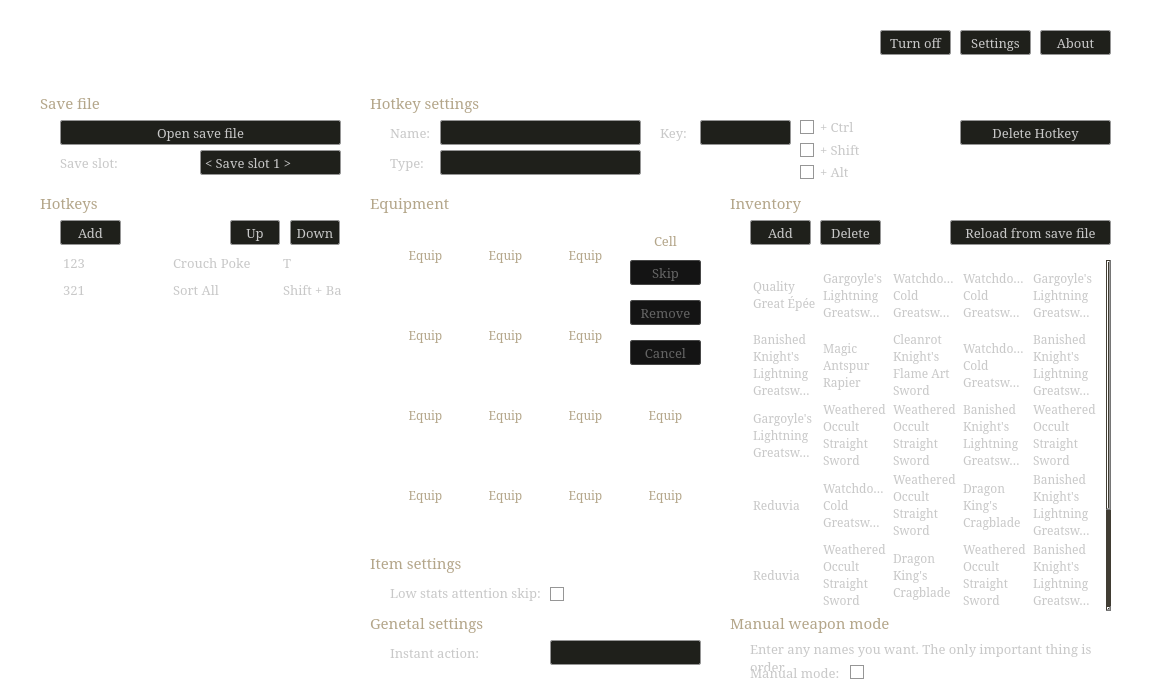
This is src/mainWindow.ui in a-burlakov/melinas-fingers as Qt 5 draws it before an edit. The edited form follows.
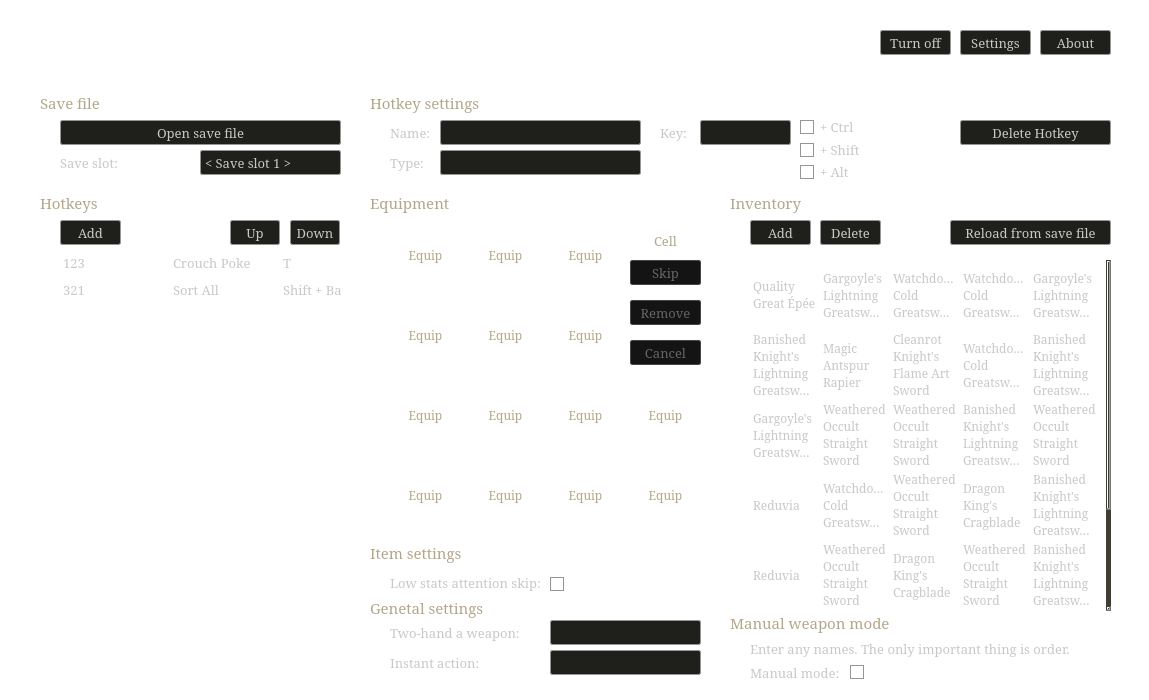
This is the edited form. The open tabs and pages were chosen to show the change. Icons and pictures are not drawn.

What changed in the file:
```diff
--- a/src/mainWindow.ui
+++ b/src/mainWindow.ui
@@ -1408,7 +1408,7 @@
       <property name="geometry">
        <rect>
         <x>180</x>
-        <y>450</y>
+        <y>460</y>
         <width>151</width>
         <height>25</height>
        </rect>
@@ -1457,7 +1457,7 @@
       <property name="geometry">
        <rect>
         <x>20</x>
-        <y>450</y>
+        <y>460</y>
         <width>161</width>
         <height>25</height>
        </rect>
@@ -1479,7 +1479,7 @@
       <property name="geometry">
        <rect>
         <x>0</x>
-        <y>420</y>
+        <y>405</y>
         <width>241</width>
         <height>25</height>
        </rect>
@@ -1525,7 +1525,7 @@
        <string notr="true"/>
       </property>
       <property name="text">
-       <string>Enter any names you want. The only important thing is order.</string>
+       <string>Enter any names. The only important thing is order.</string>
       </property>
       <property name="alignment">
        <set>Qt::AlignLeading|Qt::AlignLeft|Qt::AlignTop</set>
@@ -2209,7 +2209,7 @@
       <property name="geometry">
        <rect>
         <x>20</x>
-        <y>390</y>
+        <y>380</y>
         <width>161</width>
         <height>25</height>
        </rect>
@@ -2231,7 +2231,7 @@
       <property name="geometry">
        <rect>
         <x>180</x>
-        <y>394</y>
+        <y>384</y>
         <width>16</width>
         <height>20</height>
        </rect>
@@ -2315,7 +2315,7 @@
       <property name="geometry">
        <rect>
         <x>0</x>
-        <y>360</y>
+        <y>350</y>
         <width>241</width>
         <height>25</height>
        </rect>
@@ -2367,6 +2367,62 @@
        <enum>QFrame::Plain</enum>
       </property>
      </widget>
+     <widget class="QLabel" name="label_63">
+      <property name="geometry">
+       <rect>
+        <x>20</x>
+        <y>430</y>
+        <width>161</width>
+        <height>25</height>
+       </rect>
+      </property>
+      <property name="font">
+       <font>
+        <family>Garamond</family>
+        <pointsize>10</pointsize>
+       </font>
+      </property>
+      <property name="styleSheet">
+       <string notr="true"/>
+      </property>
+      <property name="text">
+       <string>Two-hand a weapon:</string>
+      </property>
+     </widget>
+     <widget class="QComboBox" name="comboBox_Equip_TwoHand">
+      <property name="geometry">
+       <rect>
+        <x>180</x>
+        <y>430</y>
+        <width>151</width>
+        <height>25</height>
+       </rect>
+      </property>
+      <property name="font">
+       <font>
+        <family>Garamond</family>
+        <pointsize>10</pointsize>
+       </font>
+      </property>
+      <property name="focusPolicy">
+       <enum>Qt::NoFocus</enum>
+      </property>
+      <item>
+       <property name="text">
+        <string/>
+       </property>
+      </item>
+      <item>
+       <property name="text">
+        <string>Right weapon</string>
+       </property>
+      </item>
+      <item>
+       <property name="text">
+        <string>Left weapon</string>
+       </property>
+      </item>
+     </widget>
      <zorder>picture_inventory</zorder>
      <zorder>picture_equip_weaponright_1</zorder>
      <zorder>label_9</zorder>
```
Left out of the diff: 20 changed lines with no effect on the pictures.
